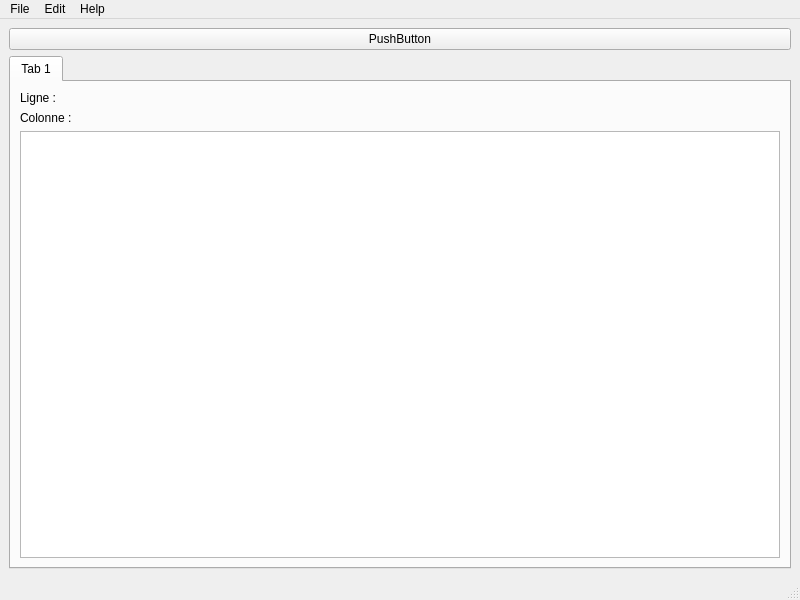
Qt form editeur/mainwindow.ui (ZenAii/qt_editeur) before a commit.
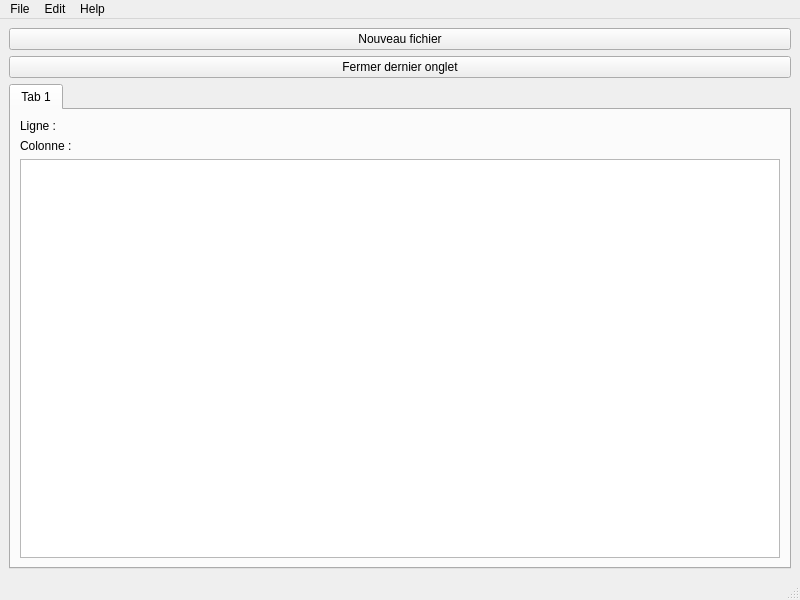
The same form after that commit.

Commit message: Ajout d'un bouton 'fermer dernier onglet'

What changed in the file:
```diff
--- a/editeur/mainwindow.ui
+++ b/editeur/mainwindow.ui
@@ -18,7 +18,14 @@
     <item>
      <widget class="QPushButton" name="pushButton">
       <property name="text">
-       <string>PushButton</string>
+       <string>Nouveau fichier</string>
+      </property>
+     </widget>
+    </item>
+    <item>
+     <widget class="QPushButton" name="closeButton">
+      <property name="text">
+       <string>Fermer dernier onglet</string>
       </property>
      </widget>
     </item>
```
The commit also changes 5 other files.
